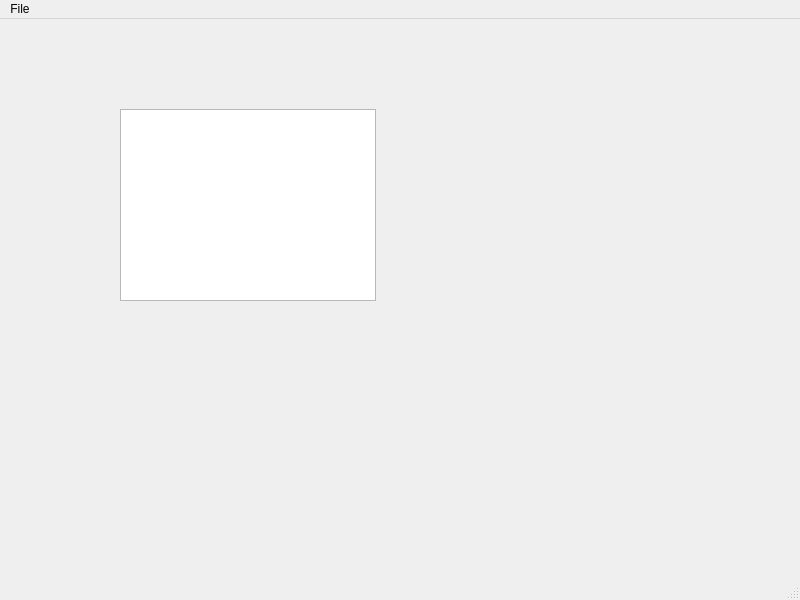
Above: PoissonEditingGUI.ui from daviddoria/PoissonEditing before the change. Below: the same form after it.
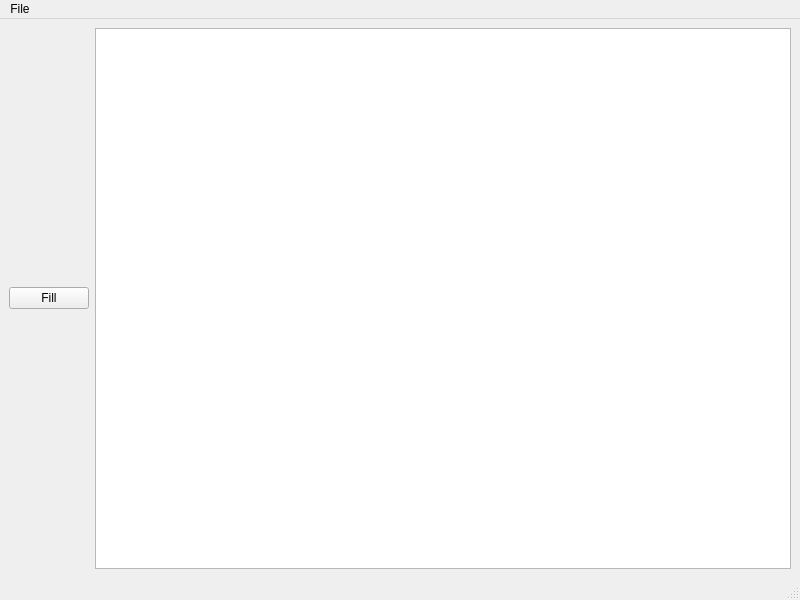
That is the form after the change.

```diff
--- a/PoissonEditingGUI.ui
+++ b/PoissonEditingGUI.ui
@@ -14,16 +14,22 @@
    <string>Poisson Editing</string>
   </property>
   <widget class="QWidget" name="centralwidget">
-   <widget class="QGraphicsView" name="graphicsView">
-    <property name="geometry">
-     <rect>
-      <x>120</x>
-      <y>90</y>
-      <width>256</width>
-      <height>192</height>
-     </rect>
-    </property>
-   </widget>
+   <layout class="QGridLayout" name="gridLayout">
+    <item row="0" column="1">
+     <widget class="QGraphicsView" name="graphicsView"/>
+    </item>
+    <item row="0" column="0">
+     <layout class="QVBoxLayout" name="verticalLayout">
+      <item>
+       <widget class="QPushButton" name="btnFill">
+        <property name="text">
+         <string>Fill</string>
+        </property>
+       </widget>
+      </item>
+     </layout>
+    </item>
+   </layout>
   </widget>
   <widget class="QMenuBar" name="menubar">
    <property name="geometry">
```
Left out of the diff: 6 changed lines with no effect on the pictures.
